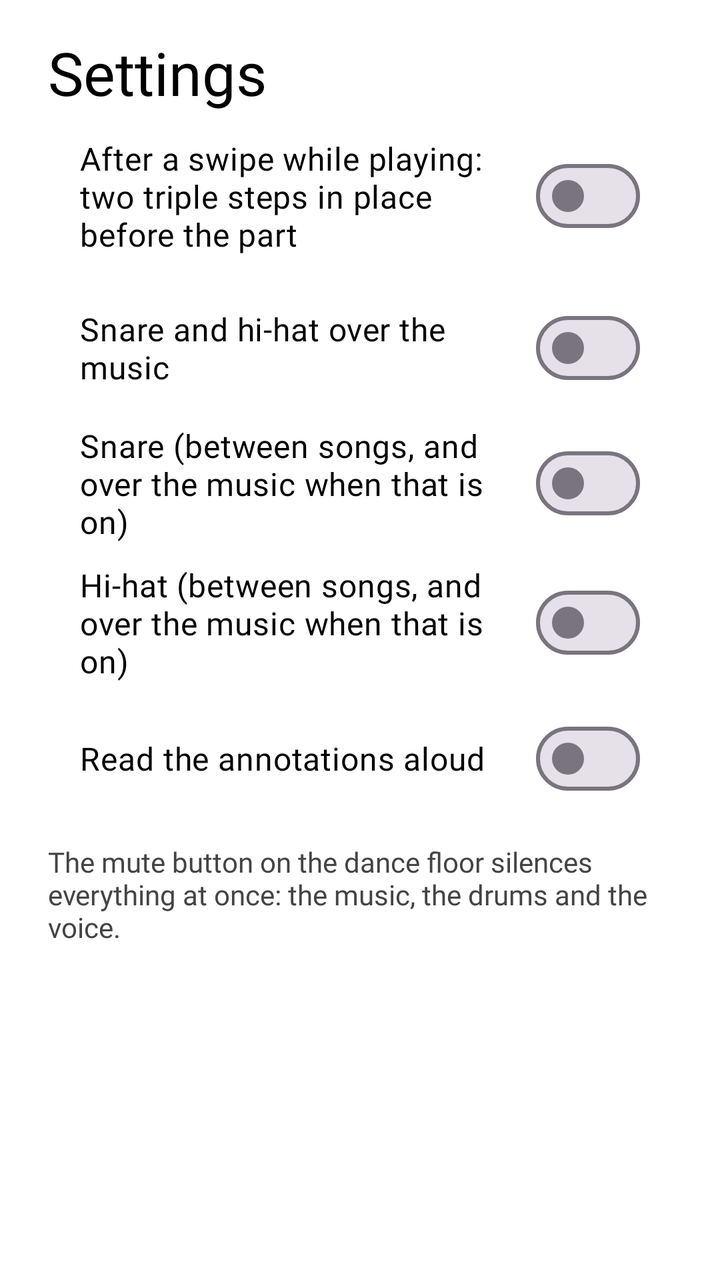
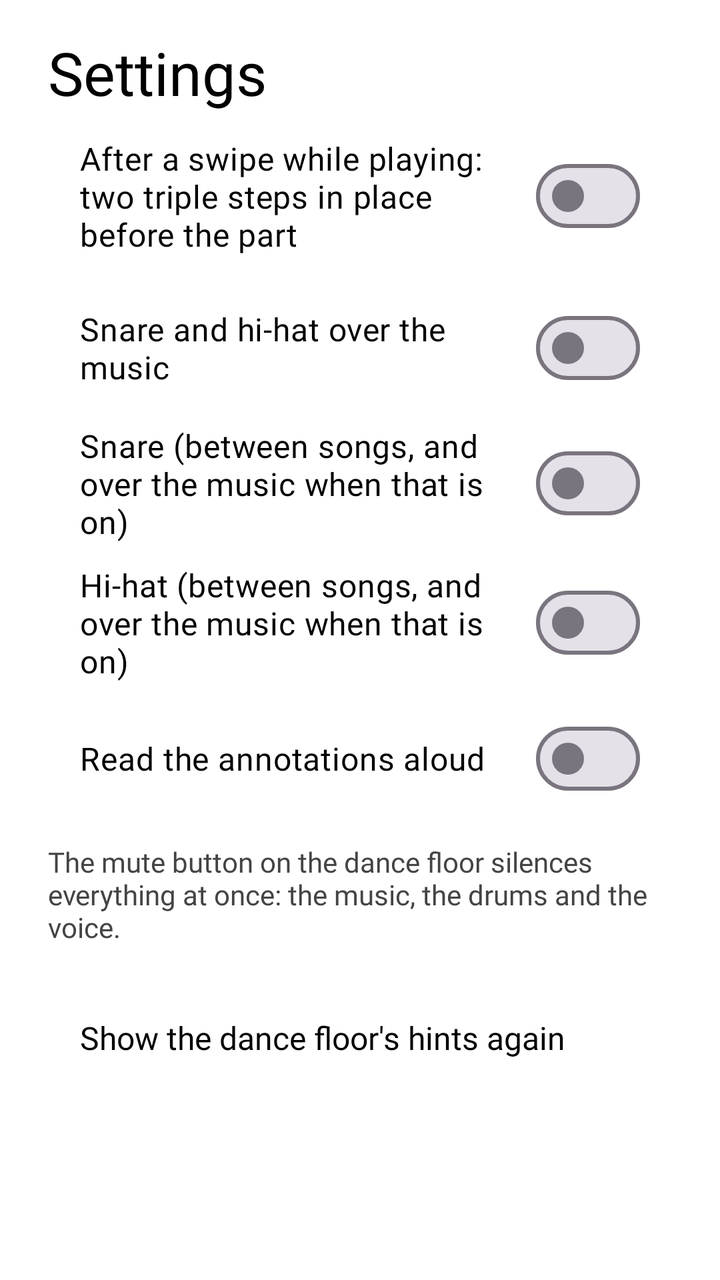

The first picture is an Android layout as it rendered before a commit; the second is the same layout after the commit. The layout source and the unified diff follow.
<!-- AndroidManifest.xml: application theme Theme.SixStep -->
<!-- res/layout/activity_settings.xml -->
<?xml version="1.0" encoding="utf-8"?>
<ScrollView xmlns:android="http://schemas.android.com/apk/res/android"
    android:id="@+id/root"
    android:layout_width="match_parent"
    android:layout_height="match_parent">

    <LinearLayout
        android:layout_width="match_parent"
        android:layout_height="wrap_content"
        android:orientation="vertical"
        android:paddingStart="24dp"
        android:paddingTop="16dp"
        android:paddingEnd="24dp"
        android:paddingBottom="24dp">

        <TextView
            android:layout_width="wrap_content"
            android:layout_height="wrap_content"
            android:text="@string/settings"
            android:textColor="#000000"
            android:textSize="30sp"
            android:fontFamily="@font/inter_extrabold" />

        
        <com.google.android.material.materialswitch.MaterialSwitch
            android:id="@+id/setLeadIn"
            android:layout_width="match_parent"
            android:layout_height="wrap_content"
            android:layout_marginTop="12dp"
            android:paddingStart="16dp"
            android:paddingEnd="16dp"
            android:minHeight="56dp"
            android:text="@string/set_lead_in"
            android:textColor="#000000"
            android:textSize="16sp"
            android:fontFamily="@font/inter_semibold" />

        <com.google.android.material.materialswitch.MaterialSwitch
            android:id="@+id/setOverlay"
            android:layout_width="match_parent"
            android:layout_height="wrap_content"
            android:layout_marginTop="18dp"
            android:paddingStart="16dp"
            android:paddingEnd="16dp"
            android:minHeight="56dp"
            android:text="@string/set_overlay"
            android:textColor="#000000"
            android:textSize="16sp"
            android:fontFamily="@font/inter_semibold" />

        <com.google.android.material.materialswitch.MaterialSwitch
            android:id="@+id/setSnare"
            android:layout_width="match_parent"
            android:layout_height="wrap_content"
            android:layout_marginTop="10dp"
            android:paddingStart="16dp"
            android:paddingEnd="16dp"
            android:minHeight="56dp"
            android:text="@string/set_snare"
            android:textColor="#000000"
            android:textSize="16sp"
            android:fontFamily="@font/inter_semibold" />

        <com.google.android.material.materialswitch.MaterialSwitch
            android:id="@+id/setHihat"
            android:layout_width="match_parent"
            android:layout_height="wrap_content"
            android:layout_marginTop="10dp"
            android:paddingStart="16dp"
            android:paddingEnd="16dp"
            android:minHeight="56dp"
            android:text="@string/set_hihat"
            android:textColor="#000000"
            android:textSize="16sp"
            android:fontFamily="@font/inter_semibold" />

        <com.google.android.material.materialswitch.MaterialSwitch
            android:id="@+id/setVoice"
            android:layout_width="match_parent"
            android:layout_height="wrap_content"
            android:layout_marginTop="10dp"
            android:paddingStart="16dp"
            android:paddingEnd="16dp"
            android:minHeight="56dp"
            android:text="@string/set_voice"
            android:textColor="#000000"
            android:textSize="16sp"
            android:fontFamily="@font/inter_semibold" />

        <TextView
            android:layout_width="match_parent"
            android:layout_height="wrap_content"
            android:layout_marginTop="14dp"
            android:text="@string/set_mute_note"
            android:textColor="#444444"
            android:textSize="14sp"
            android:fontFamily="@font/inter_regular" />

        <TextView
            android:id="@+id/about"
            android:layout_width="match_parent"
            android:layout_height="wrap_content"
            android:layout_marginTop="24dp"
            android:textColor="#777777"
            android:textSize="12sp"
            android:fontFamily="@font/inter_regular" />
    </LinearLayout>
</ScrollView>
<!-- resources referenced by this layout -->
<resources>
  <string name="set_hihat">Hi-hat (between songs, and over the music when that is on)</string>
  <string name="set_lead_in">After a swipe while playing: two triple steps in place before the part</string>
  <string name="set_mute_note">The mute button on the dance floor silences everything at once: the music, the drums and the voice.</string>
  <string name="set_overlay">Snare and hi-hat over the music</string>
  <string name="set_snare">Snare (between songs, and over the music when that is on)</string>
  <string name="set_voice">Read the annotations aloud</string>
  <string name="settings">Settings</string>
  <style name="Theme.SixStep" parent="Theme.Material3.Light.NoActionBar">
          <item name="colorPrimary">@color/leader</item>
          <item name="colorSecondary">@color/follower</item>
          <item name="android:windowBackground">@color/floor</item>
      </style>
  <color name="leader">#2E6EE6</color>
  <color name="follower">#EB50A0</color>
  <color name="floor">#FFFFFF</color>
</resources>

<!-- the commit's change to res/layout/activity_settings.xml (unified diff, before → after) -->
@@ -96,6 +96,23 @@
             android:textSize="14sp"
             android:fontFamily="@font/inter_regular" />
 
+        
+        <TextView
+            android:id="@+id/hintsAgain"
+            android:layout_width="match_parent"
+            android:layout_height="wrap_content"
+            android:layout_marginTop="18dp"
+            android:minHeight="56dp"
+            android:gravity="center_vertical"
+            android:paddingStart="16dp"
+            android:paddingEnd="16dp"
+            android:clickable="true"
+            android:focusable="true"
+            android:text="@string/set_hints_again"
+            android:textColor="#000000"
+            android:textSize="16sp"
+            android:fontFamily="@font/inter_semibold" />
+
         <TextView
             android:id="@+id/about"
             android:layout_width="match_parent"
<!-- resource entries referenced after the edit -->
@@ -1,6 +1,7 @@
 <!-- resources referenced by this layout -->
 <resources>
   <string name="set_hihat">Hi-hat (between songs, and over the music when that is on)</string>
+  <string name="set_hints_again">Show the dance floor\'s hints again</string>
   <string name="set_lead_in">After a swipe while playing: two triple steps in place before the part</string>
   <string name="set_mute_note">The mute button on the dance floor silences everything at once: the music, the drums and the voice.</string>
   <string name="set_overlay">Snare and hi-hat over the music</string>
